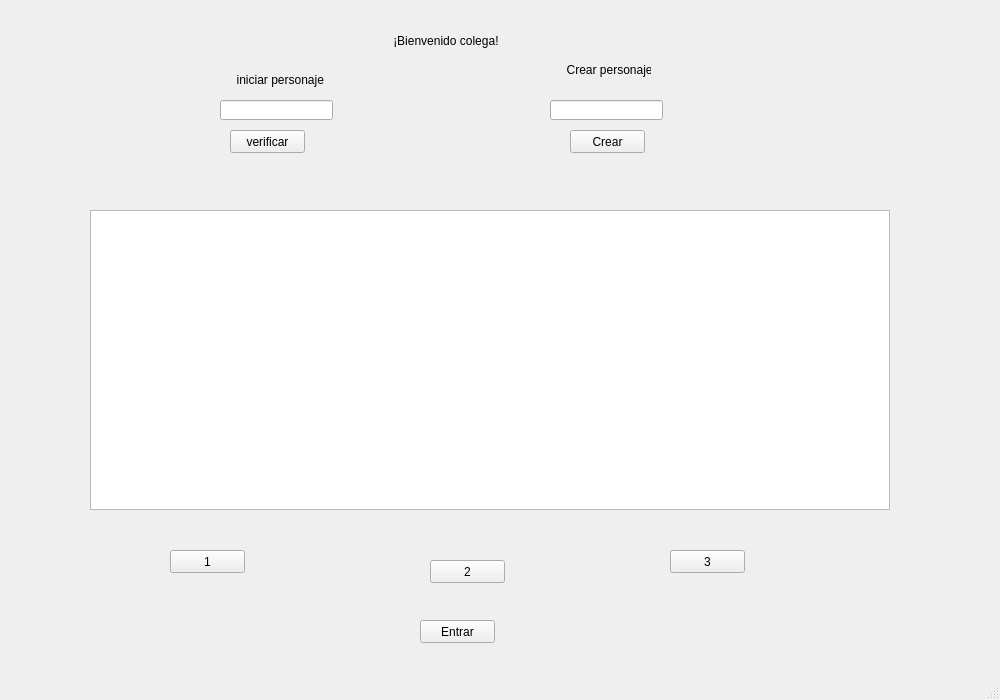
The window that proyecto_final_/mainwindow.ui (jstom12/proyecto_final_infii_JUANMANUELRESTREPO) describes before a commit, drawn with Qt 5.
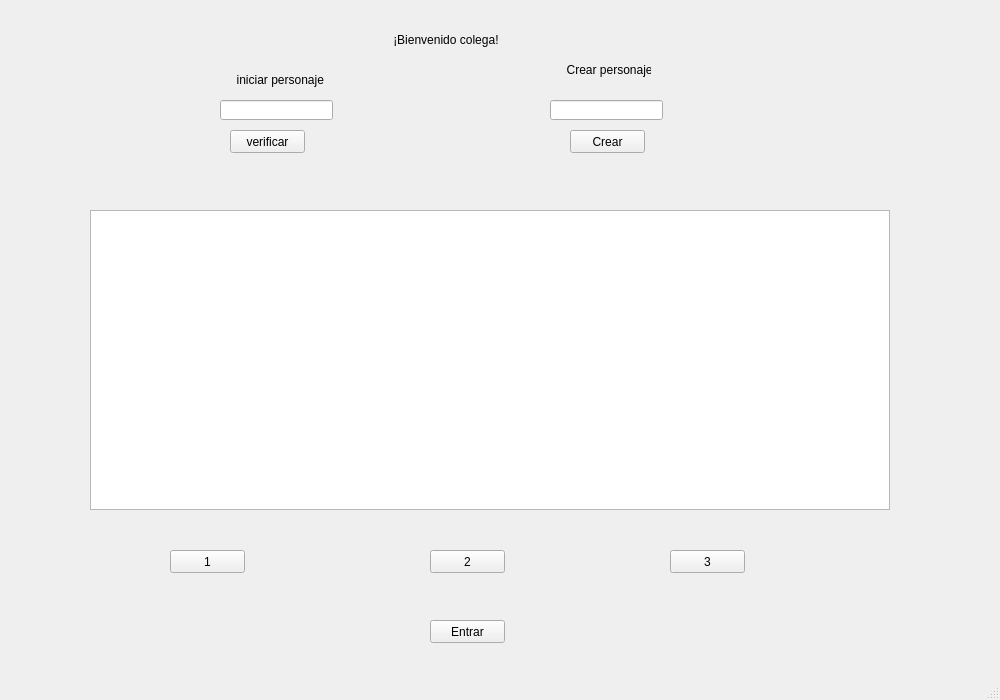
The same window after the commit.

What changed in the file:
```diff
--- a/proyecto_final_/mainwindow.ui
+++ b/proyecto_final_/mainwindow.ui
@@ -64,8 +64,8 @@
      <rect>
       <x>340</x>
       <y>20</y>
-      <width>221</width>
-      <height>41</height>
+      <width>220</width>
+      <height>40</height>
      </rect>
     </property>
     <property name="text">
@@ -138,7 +138,7 @@
     <property name="geometry">
      <rect>
       <x>430</x>
-      <y>560</y>
+      <y>550</y>
       <width>75</width>
       <height>23</height>
      </rect>
@@ -163,7 +163,7 @@
    <widget class="QPushButton" name="pushButton_6">
     <property name="geometry">
      <rect>
-      <x>420</x>
+      <x>430</x>
       <y>620</y>
       <width>75</width>
       <height>23</height>
```
